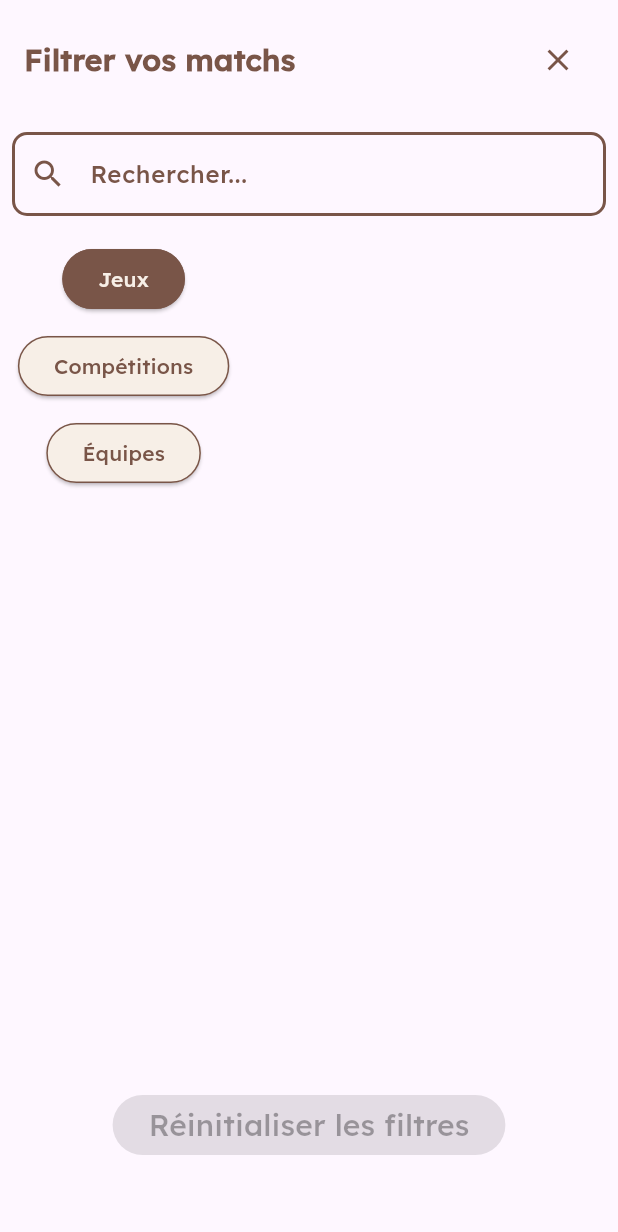
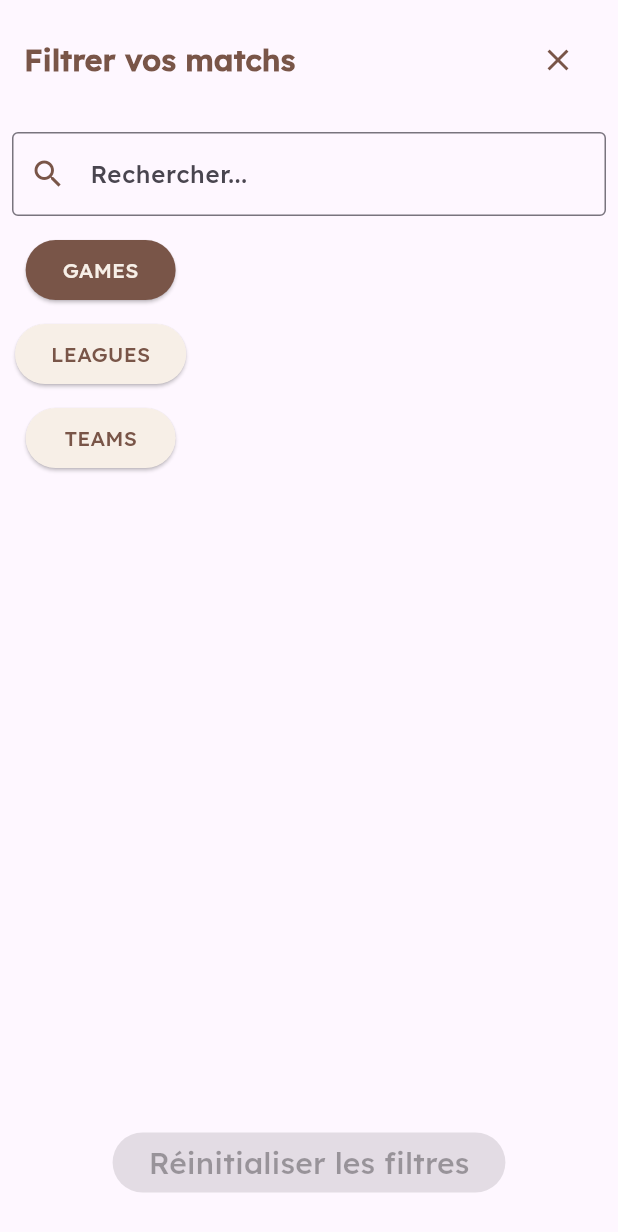
Before and after one commit to hugo38rodrigues/mobile-hall-e, a Flutter app: the FilterPage widget shown alone on an empty page, opened directly with empty values, on a phone screen of 412 x 824 dp. Shown: the top 1232 px of the screen. Run offline on Flutter 3.47's test engine with Material 3 defaults, Android fonts, the light colour scheme and no system bars; our stand-ins replace dio, flutter_dotenv, flutter_riverpod, riverpod_annotation, shared_preferences; accounts and stored records are empty; generated files the repository leaves out were written again; network calls fail.

Commit message:
Matches filters correction

```diff
--- a/lib/components/filters.component.dart
+++ b/lib/components/filters.component.dart
@@ -8,6 +8,7 @@ import '../styles/fontColors.dart';
 class FilterPage extends StatefulWidget {
   final Function(Map<String, List<String>>) getSelectedFilters;
   FilterPage({required this.getSelectedFilters});
+
   @override
   _FilterPageState createState() => _FilterPageState();
 }
@@ -20,9 +21,9 @@ class _FilterPageState extends State<FilterPage> {
     'teams': []
   };
 
-  List gameNames = []; // Liste vide, remplie via l'API
-  List leagueNames = []; // Liste vide, remplie via l'API
-  List teams = []; // Liste vide, remplie via l'API
+  List gameNames = [];
+  List leagueNames = [];
+  List teams = [];
   bool isLoading = false;
   String searchQuery = "";
 
@@ -42,13 +43,9 @@ class _FilterPageState extends State<FilterPage> {
         gameNames = response.data['filters']['gameNames'] ?? [];
         leagueNames = response.data['filters']['leagueNames'] ?? [];
         teams = response.data['filters']['teamNames'] ?? [];
-        isLoading = false;
       });
     } catch (error) {
       print('Erreur: $error');
-      setState(() {
-        isLoading = false; // Si erreur, on arrête le chargement
-      });
     }
   }
 
@@ -70,87 +67,46 @@ class _FilterPageState extends State<FilterPage> {
     await prefs.setStringList('teams', arrayFiltersSelected['teams'] ?? []);
   }
 
-  void _filtersManageSelect(String item) {
+  void _filtersManageSelect(String category, String item) {
     setState(() {
-      arrayFiltersSelected.putIfAbsent(boutonSelectionne, () => []);
-      List<String> selection = arrayFiltersSelected[boutonSelectionne]!;
-
-      if (selection.contains(item)) {
-        selection.remove(item);
-      } else {
-        selection.add(item);
-      }
+      List<String> selection = arrayFiltersSelected[category]!;
+      selection.contains(item) ? selection.remove(item) : selection.add(item);
       _filtersSelectionSave();
     });
   }
 
-  bool _isSelectedFilterBtn() {
-    return arrayFiltersSelected.values.any((list) => list.isNotEmpty);
-  }
+  List<dynamic> _filtersManage() {
+    List<dynamic> allItems = [
+      ...gameNames.map((item) => {'category': 'games', 'item': item}),
+      ...leagueNames.map((item) => {'category': 'leagues', 'item': item}),
+      ...teams.map((item) => {'category': 'teams', 'item': item}),
+    ];
 
-  List<dynamic> _filtersManage() {
-    List<dynamic> selectedItems = [];
-
-    // Récupérer les éléments en fonction de la catégorie sélectionnée
-
-    // Appliquer les filtres de recherche
-    if (searchQuery.isNotEmpty) {
-      List<Map<String, dynamic>> allItems = [];
-
-      // Ajouter les éléments des trois catégories (gameNames, leagueNames, teams)
-      allItems
-          .addAll(gameNames.map((item) => {'category': 'games', 'item': item}));
-      allItems.addAll(
-          leagueNames.map((item) => {'category': 'leagues', 'item': item}));
-      allItems.addAll(teams.map((item) => {'category': 'teams', 'item': item}));
-
-      // Appliquer les filtres de recherche sur toutes les catégories combinées
-
-      selectedItems = allItems
-          .where((element) => element['item']
+    List<dynamic> filteredItems = searchQuery.isNotEmpty
+        ? allItems
+            .where((e) => e['item']
                 .toString()
                 .toLowerCase()
                 .contains(searchQuery.toLowerCase()))
-          .map((e) => e['item']) // Récupérer seulement l'élément 'item' du Map
+            .toList()
+        : allItems.where((e) => e['category'] == boutonSelectionne).toList();
+
+    List<dynamic> selectedItems = filteredItems
+        .where((e) =>
+            arrayFiltersSelected[e['category']]?.contains(e['item']) ?? false)
         .toList();
-    } else {
-      switch (boutonSelectionne) {
-        case 'games':
-          selectedItems = gameNames;
-          break;
-        case 'leagues':
-          selectedItems = leagueNames;
-          break;
-        case 'teams':
-          selectedItems = teams;
-          break;
-        default:
-          selectedItems = [];
-          break;
-      }
-    }
 
-    return selectedItems;
+    List<dynamic> unselectedItems = filteredItems
+        .where((e) =>
+            !(arrayFiltersSelected[e['category']]?.contains(e['item']) ??
+                false))
+        .toList();
+
+    return [...selectedItems, ...unselectedItems];
   }
 
   @override
   Widget build(BuildContext context) {
-    List<dynamic> selectedFilters = _filtersManage();
-
-    List<dynamic> selectedItems = selectedFilters
-        .where((item) =>
-            arrayFiltersSelected[boutonSelectionne]?.contains(item) ?? false)
-        .toList()
-      ..sort((a, b) => a.toString().compareTo(b.toString()));
-
-    List<dynamic> unselectedItems = selectedFilters
-        .where((item) =>
-            !(arrayFiltersSelected[boutonSelectionne]?.contains(item) ?? false))
-        .toList()
-      ..sort((a, b) => a.toString().compareTo(b.toString()));
-
-    List<dynamic> orderedFilters = [...selectedItems, ...unselectedItems];
-
     return Column(
       children: [
         Container(
@@ -158,14 +114,11 @@ class _FilterPageState extends State<FilterPage> {
           child: Row(
             mainAxisAlignment: MainAxisAlignment.spaceBetween,
             children: [
-              const Text(
-                'Filtrer vos matchs',
+              const Text('Filtrer vos matchs',
                   style: TextStyle(
                       fontSize: 20,
                       color: secondaryColor,
-                  fontWeight: FontWeight.w800,
-                ),
-              ),
+                      fontWeight: FontWeight.w800)),
               IconButton(
                 icon: const Icon(Icons.close),
                 color: secondaryColor,
@@ -184,16 +137,7 @@ class _FilterPageState extends State<FilterPage> {
             decoration: InputDecoration(
               prefixIcon: Icon(Icons.search, color: secondaryColor),
               hintText: 'Rechercher...',
-              hintStyle: TextStyle(color: secondaryColor),
               border: OutlineInputBorder(),
-              focusedBorder: OutlineInputBorder(
-                borderSide: BorderSide(color: secondaryColor, width: 2.0),
-                borderRadius: BorderRadius.circular(10.0),
-              ),
-              enabledBorder: OutlineInputBorder(
-                borderSide: BorderSide(color: secondaryColor, width: 2.0),
-                borderRadius: BorderRadius.circular(10.0),
-              ),
             ),
             onChanged: (value) {
               setState(() {
@@ -203,131 +147,82 @@ class _FilterPageState extends State<FilterPage> {
           ),
         ),
         Expanded(
+            child: Padding(
+          padding: EdgeInsets.only(left: 10),
           child: Row(
             children: [
-              SizedBox(
-                width: MediaQuery.of(context).size.width * 0.4,
-                child: Column(
-                  children: [
-                    SizedBox(height: 10),
-                    ElevatedButton(
+              Column(
+                children: ['games', 'leagues', 'teams'].map((category) {
+                  return Padding(
+                    padding: const EdgeInsets.symmetric(vertical: 4.0),
+                    child: ElevatedButton(
                       style: ElevatedButton.styleFrom(
-                          backgroundColor: boutonSelectionne == 'games'
+                        backgroundColor: boutonSelectionne == category
                             ? secondaryColor
                             : primaryColor,
-                          foregroundColor: boutonSelectionne == 'games'
+                        foregroundColor: boutonSelectionne == category
                             ? primaryColor
                             : secondaryColor,
-                          side: BorderSide(
-                            color: secondaryColor,
-                            width: 1.0,
-                          )),
+                        minimumSize: Size(100, 40),
+                      ),
                       onPressed: () {
                         setState(() {
-                          boutonSelectionne = 'games';
+                          boutonSelectionne = category;
                         });
                       },
-                      child: const Text('Jeux'),
+                      child: Text(category.toUpperCase()),
                     ),
-                    SizedBox(height: 10),
-                    ElevatedButton(
-                      style: ElevatedButton.styleFrom(
-                          backgroundColor: boutonSelectionne == 'leagues'
-                              ? secondaryColor
-                              : primaryColor,
-                          foregroundColor: boutonSelectionne == 'leagues'
-                              ? primaryColor
-                              : secondaryColor,
-                          side: BorderSide(
-                            color: secondaryColor,
-                            width: 1.0,
-                          )),
-                      onPressed: () {
-                        setState(() {
-                          boutonSelectionne = 'leagues';
-                        });
-                      },
-                      child: const Text('Compétitions'),
-                    ),
-                    SizedBox(height: 10),
-                    ElevatedButton(
-                      style: ElevatedButton.styleFrom(
-                          backgroundColor: boutonSelectionne == 'teams'
-                              ? secondaryColor
-                              : primaryColor,
-                          foregroundColor: boutonSelectionne == 'teams'
-                              ? primaryColor
-                              : secondaryColor,
-                          side: BorderSide(
-                            color: secondaryColor,
-                            width: 1.0,
-                          )),
-                      onPressed: () {
-                        setState(() {
-                          boutonSelectionne = 'teams';
-                        });
-                      },
-                      child: const Text('Équipes'),
-                    ),
-                  ],
-                ),
+                  );
+                }).toList(),
               ),
               Expanded(
                 child: ListView(
-                  children: orderedFilters
-                      .map((item) => ElevatedButton(
+                  children: _filtersManage().map((e) {
+                    return Padding(
+                      padding: const EdgeInsets.symmetric(
+                          vertical: 4.0, horizontal: 8.0),
+                      child: ElevatedButton(
                         style: ElevatedButton.styleFrom(
-                              backgroundColor:
-                                  arrayFiltersSelected[boutonSelectionne]
-                                              ?.contains(item) ??
+                            backgroundColor: arrayFiltersSelected[e['category']]
+                                        ?.contains(e['item']) ??
                                     false
                                 ? secondaryColor
                                 : primaryColor,
-                              foregroundColor:
-                                  arrayFiltersSelected[boutonSelectionne]
-                                              ?.contains(item) ??
+                            foregroundColor: arrayFiltersSelected[e['category']]
+                                        ?.contains(e['item']) ??
                                     false
                                 ? primaryColor
-                                      : secondaryColor,
+                                : secondaryColor),
+                        onPressed: () =>
+                            _filtersManageSelect(e['category'], e['item']),
+                        child: Text(e['item']),
                       ),
-                            onPressed: () => _filtersManageSelect(item),
-                            child: Text(item),
-                          ))
-                      .toList(),
+                    );
+                  }).toList(),
                 ),
               ),
             ],
           ),
-        ),
-
-        // Le bouton de réinitialisation en bas
+        )),
         Padding(
-            padding: const EdgeInsets.only(bottom: 50), // Remonte de 20 pixels
+          padding: const EdgeInsets.only(bottom: 25, top: 16),
           child: ElevatedButton(
-              onPressed: _isSelectedFilterBtn()
+            style: ElevatedButton.styleFrom(
+                backgroundColor: primaryColor, foregroundColor: secondaryColor),
+            onPressed:
+                arrayFiltersSelected.values.any((list) => list.isNotEmpty)
                     ? () {
                         setState(() {
-                        arrayFiltersSelected.forEach((key, value) {
-                          arrayFiltersSelected[key] = [];
-                        });
+                          arrayFiltersSelected.forEach(
+                              (key, value) => arrayFiltersSelected[key] = []);
                           _filtersSelectionSave();
                         });
                       }
-                  : null, // Si null, le bouton est désactivé
-              style: ElevatedButton.styleFrom(
-                backgroundColor: _isSelectedFilterBtn()
-                    ? secondaryColor
-                    : primaryColor, // Rouge si cliquable, gris sinon
-                foregroundColor: primaryColor,
-              ),
-
-              child: Text(
-                'Réinitialiser les filtres',
-                style: TextStyle(
-                  fontSize: 20,
+                    : null,
+            child: const Text('Réinitialiser les filtres',
+                style: TextStyle(fontSize: 20)),
           ),
         ),
-            )),
       ],
     );
   }
```
Lines whose indentation alone changed are shown as unchanged.
